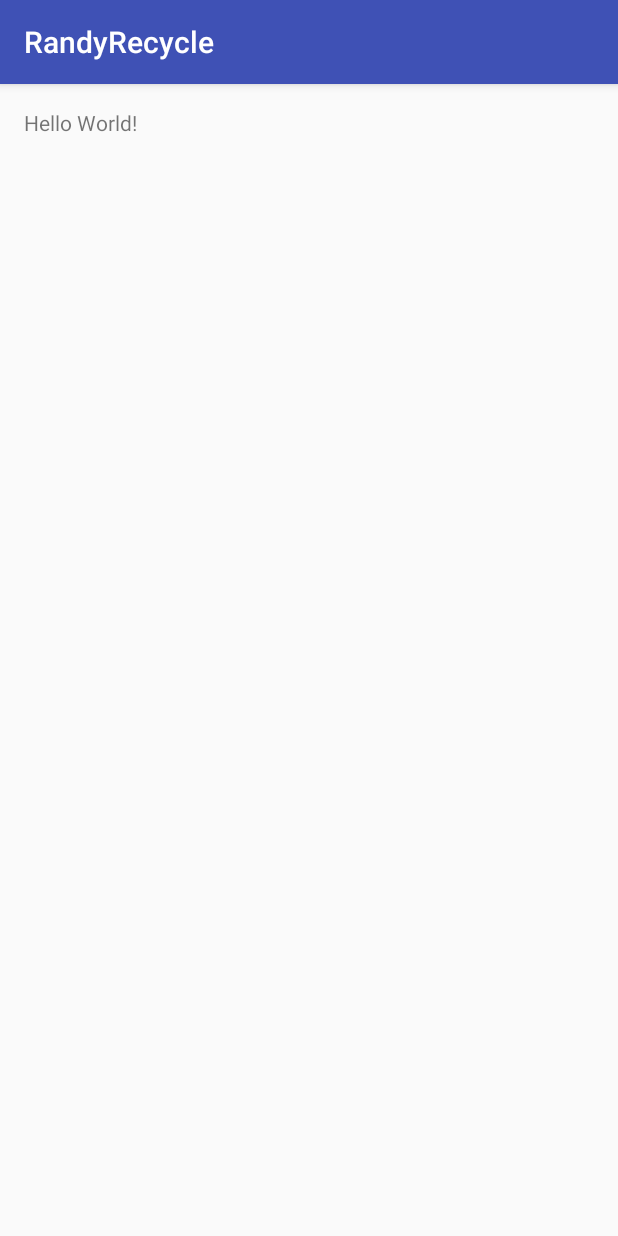
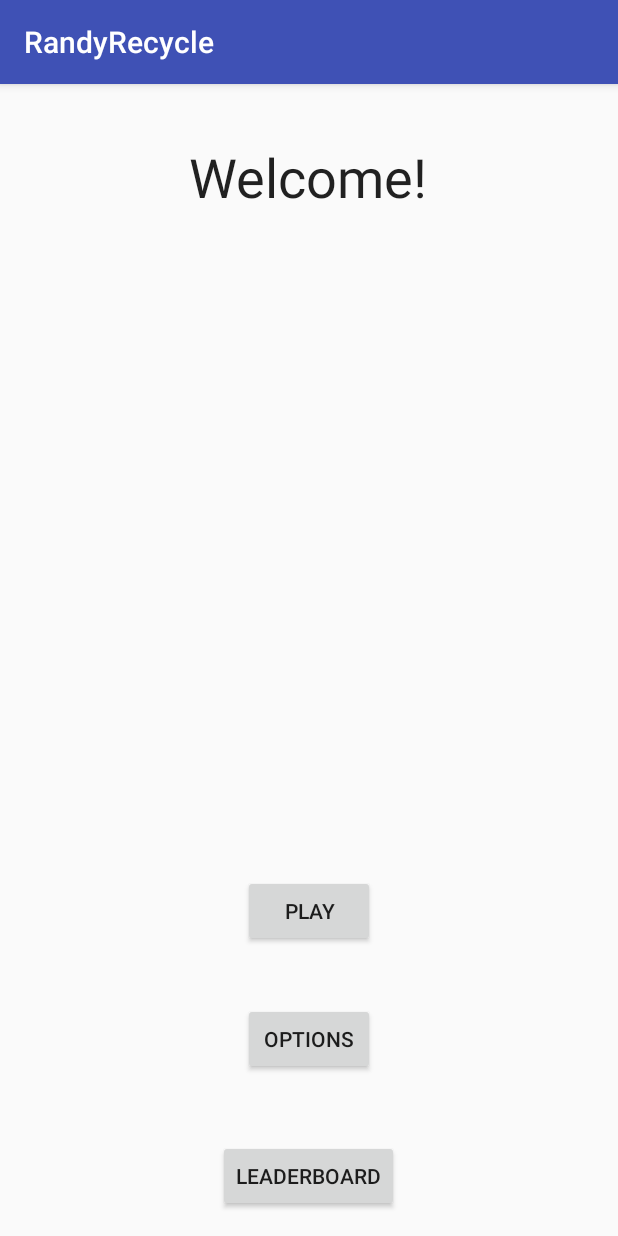
Before and after one commit to NickFurlo/RandyRecycle, an Android app: the screen it shows after launch (MainActivity), on a phone screen of 412 x 824 dp. Run offline under Robolectric (Android 15) with nearby library versions, the phone set to English and light mode, and no system bars.

Commit message:
Startup menu gui created.

```diff
--- a/app/src/main/AndroidManifest.xml
+++ b/app/src/main/AndroidManifest.xml
@@ -1,14 +1,14 @@
 <?xml version="1.0" encoding="utf-8"?>
 <manifest xmlns:android="http://schemas.android.com/apk/res/android"
-    package="cit280.randyrecycle" >
+    package="cit280.randyrecycle">
 
     <application
         android:allowBackup="true"
         android:icon="@mipmap/ic_launcher"
         android:label="@string/app_name"
         android:supportsRtl="true"
-        android:theme="@style/AppTheme" >
-        <activity android:name=".MainActivity" >
+        android:theme="@style/AppTheme">
+        <activity android:name=".MainActivity">
             <intent-filter>
                 <action android:name="android.intent.action.MAIN" />
 
--- a/app/src/main/res/layout/activity_main.xml
+++ b/app/src/main/res/layout/activity_main.xml
@@ -1,18 +1,54 @@
 <?xml version="1.0" encoding="utf-8"?>
-<RelativeLayout
-    xmlns:android="http://schemas.android.com/apk/res/android"
+<RelativeLayout xmlns:android="http://schemas.android.com/apk/res/android"
+    xmlns:app="http://schemas.android.com/apk/res-auto"
     xmlns:tools="http://schemas.android.com/tools"
     android:id="@+id/activity_main"
     android:layout_width="match_parent"
     android:layout_height="match_parent"
+    android:paddingBottom="@dimen/activity_vertical_margin"
     android:paddingLeft="@dimen/activity_horizontal_margin"
     android:paddingRight="@dimen/activity_horizontal_margin"
     android:paddingTop="@dimen/activity_vertical_margin"
-    android:paddingBottom="@dimen/activity_vertical_margin"
-    tools:context="cit280.randyrecycle.MainActivity">
+    tools:context="cit280.randyrecycle.MainActivity"
+    android:clickable="false">
 
     <TextView
         android:layout_width="wrap_content"
         android:layout_height="wrap_content"
-        android:text="Hello World!" />
+        android:text="Welcome!"
+        android:id="@+id/textView"
+        android:layout_marginTop="21dp"
+        android:layout_alignParentTop="true"
+        android:layout_centerHorizontal="true"
+        android:textAppearance="@style/TextAppearance.AppCompat"
+        android:textSize="36sp" />
+
+    <Button
+        android:text="Play"
+        android:layout_width="wrap_content"
+        android:layout_height="wrap_content"
+        android:id="@+id/button"
+        android:elevation="0dp"
+        android:layout_marginBottom="37dp"
+        android:layout_above="@+id/button2"
+        android:layout_centerHorizontal="true" />
+
+    <Button
+        android:text="Options"
+        android:layout_width="wrap_content"
+        android:layout_height="wrap_content"
+        android:id="@+id/button2"
+        android:layout_marginBottom="43dp"
+        android:layout_above="@+id/button3"
+        android:layout_alignLeft="@+id/button"
+        android:layout_alignStart="@+id/button" />
+
+    <Button
+        android:text="Leaderboard"
+        android:layout_width="wrap_content"
+        android:layout_height="wrap_content"
+        android:id="@+id/button3"
+        android:layout_alignParentBottom="true"
+        android:layout_centerHorizontal="true" />
+
 </RelativeLayout>
```
